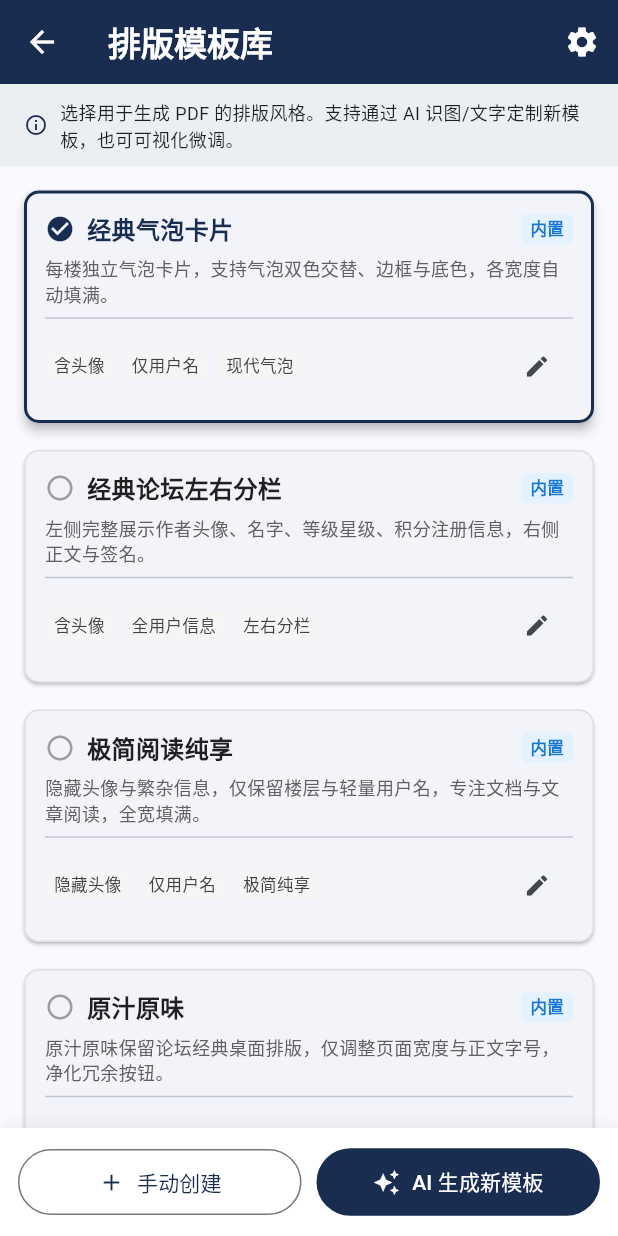
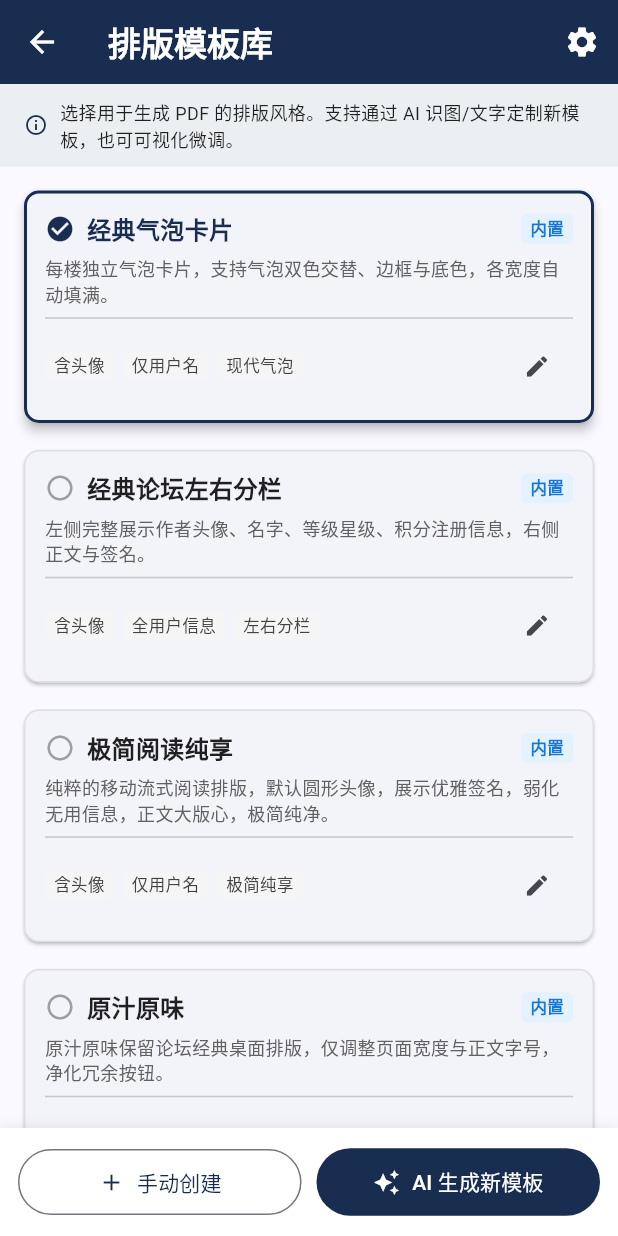
Before and after one commit to almus2zhang/hipda2pdf, a Flutter app: the TemplateManageScreen screen opened directly, on a phone screen of 412 x 824 dp. Run offline on Flutter 3.47's test engine with Material 3 defaults, Android fonts, the phone set to English and light mode, and no system bars; our stand-ins replace image_picker, open_filex, permission_handler, shared_preferences; missing offline and left inert: flutter_inappwebview, syncfusion_flutter_pdf; accounts and stored records are empty.

Commit message:
feat: make floor spacing adjustable across all templates & update minimal reader defaults to round avatar, no divider, signatures and 2px spacing

```diff
--- a/d2pdf_app/lib/layout_template.dart
+++ b/d2pdf_app/lib/layout_template.dart
@@ -466,10 +466,13 @@ class TemplateManager {
   static final LayoutTemplate minimalReader = LayoutTemplate(
     id: 'builtin_minimal',
     name: '极简阅读纯享',
-    description: '隐藏头像与繁杂信息，仅保留楼层与轻量用户名，专注文档与文章阅读，全宽填满。',
+    description: '纯粹的移动流式阅读排版，默认圆形头像，展示优雅签名，弱化无用信息，正文大版心，极简纯净。',
     defaultWidth: 600,
     isBuiltin: true,
-    showAvatar: false,
+    showAvatar: true,
+    avatarSize: 30,
+    avatarRound: true,
+    avatarBorderColor: '#e5e7eb',
     showUsername: true,
     usernameColor: '#374151',
     usernameBold: true,
@@ -480,12 +483,13 @@ class TemplateManager {
     postTimeColor: '#9ca3af',
     postTextColor: '#111827',
     postLineHeight: 1.75,
-    showSignature: false,
+    showSignature: true,
     layoutMode: 'minimal',
     cardBorderColor: '#e5e7eb',
     cardBorderWidth: 1,
     cardBorderRadius: 0,
-    showFloorDivider: true,
+    cardSpacing: 2,
+    showFloorDivider: false,
     cardBackgroundColor: '#ffffff',
     enableAlternateBubbleColor: false,
     alternateBubbleColor: '#ffffff',
--- a/d2pdf_app/pubspec.yaml
+++ b/d2pdf_app/pubspec.yaml
@@ -16,7 +16,7 @@ publish_to: 'none' # Remove this line if you wish to publish to pub.dev
 # https://developer.apple.com/library/archive/documentation/General/Reference/InfoPlistKeyReference/Articles/CoreFoundationKeys.html
 # In Windows, build-name is used as the major, minor, and patch parts
 # of the product and file versions while build-number is used as the build suffix.
-version: 1.3.0+24
+version: 1.3.1+25
 
 environment:
   sdk: ^3.5.4
```
Also changed, not shown: d2pdf_app/lib/template_manage_screen.dart (+90 -65 lines), d2pdf_app/lib/template_renderer.dart (+6 -6 lines).
